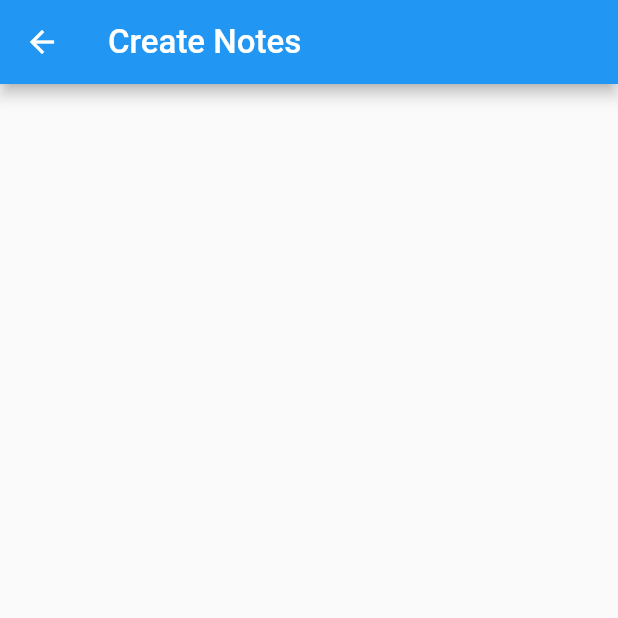
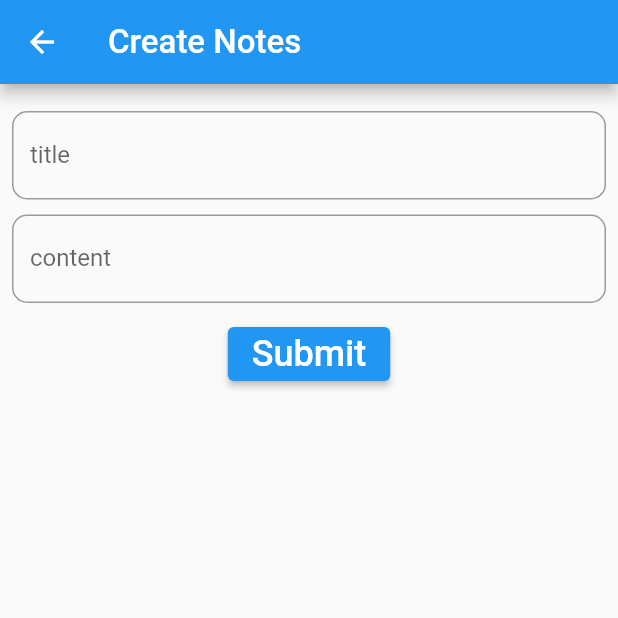
Before and after one commit to kuberanb/Firebase_Notes_App, a Flutter app: the screen it shows after launch, after a tap on the "add" icon, on a phone screen of 412 x 824 dp, the top half of it. Run offline on Flutter 3.47's test engine with Material 2 defaults, Android fonts, the phone set to English and light mode, and no system bars; our stand-ins replace cloud_firestore, firebase_core; accounts and stored records are empty.

Commit message:
firebase Notes App Completed

```diff
--- a/lib/Screens/create_notes.dart
+++ b/lib/Screens/create_notes.dart
@@ -1,12 +1,18 @@
+import 'package:cloud_firestore/cloud_firestore.dart';
+import 'package:firebase_todo/models/Item_model.dart';
 import 'package:flutter/material.dart';
-import 'package:flutter/src/widgets/container.dart';
-import 'package:flutter/src/widgets/framework.dart';
+
+const collectionName = 'basket_items';
+
 
 class CreateNotes extends StatelessWidget {
   const CreateNotes({super.key});
 
   @override
   Widget build(BuildContext context) {
+    final titleController = TextEditingController();
+    final contentController = TextEditingController();
+    final _formKey = new GlobalKey<FormState>();
     return Scaffold(
       appBar: AppBar(
         automaticallyImplyLeading: false,
@@ -21,13 +27,88 @@ class CreateNotes extends StatelessWidget {
           style: TextStyle(color: Colors.white, fontSize: 22),
         ),
       ),
-      body: Container(
-        width: double.infinity,
-        height: double.infinity,
-        child: Column(
-          children: [],
+      body: Padding(
+        padding: const EdgeInsets.all(8.0),
+        child: SizedBox(
+          width: double.infinity,
+          height: double.infinity,
+          child: Form(
+            key: _formKey,
+            child: Column(
+              children: [
+                const SizedBox(
+                  height: 10,
+                ),
+                TextFormField(
+                  validator: ((value) {
+                    if (value == null) {
+                      return null;
+                    } else if (value.isEmpty) {
+                      return "Enter Title";
+                    }
+                  }),
+                  controller: titleController,
+                  decoration: InputDecoration(
+                    labelText: 'title',
+                    border: OutlineInputBorder(
+                      borderRadius: BorderRadius.circular(10.0),
+                    ),
+                  ),
+                ),
+                const SizedBox(
+                  height: 10,
+                ),
+                TextFormField(
+                  validator: ((value) {
+                    if (value == null) {
+                      return null;
+                    } else if (value.isEmpty) {
+                      return "Enter Content";
+                    }
+                  }),
+                  //  expands: true,
+                  minLines: 1,
+                  maxLines: 200,
+                  controller: contentController,
+                  decoration: InputDecoration(
+                    labelText: 'content',
+                    border: OutlineInputBorder(
+                      borderRadius: BorderRadius.circular(10.0),
+                    ),
+                  ),
+                ),
+                const SizedBox(
+                  height: 10,
+                ),
+                ElevatedButton(
+                  onPressed: () {
+                    if (_formKey.currentState!.validate()) {
+                      _formKey.currentState!.save();
+                      addItem(titleController.text, contentController.text);
+                      Navigator.of(context).pop();
+
+                    }
+                  },
+                  child: const Text(
+                    'Submit',
+                    style: TextStyle(fontSize: 24),
+                  ),
+                ),
+              ],
+            ),
+
+          ),
         ),
       ),
     );
+
+
   }
+ addItem(String title, String content){
+
+  var item = Item(id: '', title:title, content: content);
+
+    FirebaseFirestore.instance.collection(collectionName).add(item.toJson());
+  }
+
 }
--- a/lib/Screens/notes_List.dart
+++ b/lib/Screens/notes_List.dart
@@ -1,8 +1,33 @@
+import 'package:cloud_firestore/cloud_firestore.dart';
 import 'package:firebase_todo/Screens/create_notes.dart';
+import 'package:firebase_todo/Screens/search_notes.dart';
+import 'package:firebase_todo/Screens/view_notes.dart';
+import 'package:firebase_todo/models/Item_model.dart';
 import 'package:flutter/material.dart';
 
-class NotesList extends StatelessWidget {
+const collectionName = 'basket_items';
+
+List<Item> basketItems = [];
+
+class NotesList extends StatefulWidget {
   const NotesList({super.key});
+
+  @override
+  State<NotesList> createState() => _NotesListState();
+}
+
+class _NotesListState extends State<NotesList> {
+  @override
+  void initState() {
+    fetchRecords();
+    FirebaseFirestore.instance
+        .collection(collectionName)
+        .snapshots()
+        .listen((records) {
+      mapRecords(records);
+    });
+    super.initState();
+  }
 
   @override
   Widget build(BuildContext context) {
@@ -13,13 +38,25 @@ class NotesList extends StatelessWidget {
         actions: [
           IconButton(
             onPressed: () {
+              Navigator.of(context).push(MaterialPageRoute(builder: ((context) => SearchNotes(datas: basketItems)),),);
+            },
+            icon: const Icon(
+              Icons.search,
+              size: 25,
+            ),
+          ),
+          IconButton(
+              onPressed: () {
                 Navigator.of(context).push(
                   MaterialPageRoute(
                     builder: ((context) => const CreateNotes()),
                   ),
                 );
               },
-              icon: const Icon(Icons.add)),
+              icon: const Icon(
+                Icons.add,
+                size: 25,
+              )),
         ],
         title: const Text(
           'Notes App',
@@ -31,17 +68,36 @@ class NotesList extends StatelessWidget {
         width: double.infinity,
         child: ListView.separated(
             itemBuilder: ((context, index) {
-              return ListTile(
+              return GestureDetector(
+                onTap: (() {
+                  Navigator.of(context).push(
+                    MaterialPageRoute(
+                      builder: ((context) => ViewNotes(
+                          title: basketItems[index].title,
+                          content: basketItems[index].content)),
+                    ),
+                  );
+                }),
+                child: ListTile(
                   title: Text(
-                  'Title 1',
+                    basketItems[index].title,
+                    style: const TextStyle(fontSize: 18),
                   ),
-                subtitle: Text('1'),
+                  subtitle: Text(
+                    basketItems[index].content,
+                    maxLines: 2,
+                    overflow: TextOverflow.ellipsis,
+                    style: const TextStyle(fontSize: 15),
+                  ),
                   trailing: IconButton(
-                  onPressed: () {},
+                    onPressed: () {
+                      deleteRecords(basketItems[index].id);
+                    },
                     icon: const Icon(
                       Icons.delete,
                       color: Colors.red,
                       size: 22,
+                    ),
                   ),
                 ),
               );
@@ -51,8 +107,34 @@ class NotesList extends StatelessWidget {
                 height: 12,
               );
             }),
-            itemCount: 20),
+            itemCount: basketItems.length),
       ),
     );
   }
+
+  fetchRecords() async {
+    var records =
+        await FirebaseFirestore.instance.collection(collectionName).get();
+    mapRecords(records);
   }
+
+  mapRecords(QuerySnapshot<Map<String, dynamic>> records) async {
+    var _list = records.docs
+        .map(
+          (item) => Item(
+            id: item.id,
+            title: item['title'],
+            content: item['content'],
+          ),
+        )
+        .toList();
+
+    setState(() {
+      basketItems = _list;
+    });
+  }
+
+  deleteRecords(String id) {
+    FirebaseFirestore.instance.collection(collectionName).doc(id).delete();
+  }
+}
--- a/lib/Screens/view_notes.dart
+++ b/lib/Screens/view_notes.dart
@@ -1,12 +1,39 @@
-
+import 'package:flutter/material.dart';
 import 'package:flutter/src/widgets/container.dart';
 import 'package:flutter/src/widgets/framework.dart';
 
 class ViewNotes extends StatelessWidget {
-  const ViewNotes({super.key});
+  String title;
+  String content;
+  ViewNotes({super.key, required this.title, required this.content});
 
   @override
   Widget build(BuildContext context) {
-    return Container();
+    return Scaffold(
+      appBar: AppBar(
+        centerTitle: true,
+        title: Text(
+          title,
+          style: const TextStyle(fontSize: 22, color: Colors.white),
+        ),
+      ),
+      body: Padding(
+        padding: const EdgeInsets.symmetric(horizontal: 10),
+        child: ListView(
+          children: [
+            const SizedBox(
+              height: 12,
+            ),
+            Text(
+              content,
+              style: const TextStyle(color: Colors.black, fontSize: 16),
+            ),
+            const SizedBox(
+              height: 12,
+            ),
+          ],
+        ),
+      ),
+    );
   }
 }
--- /dev/null
+++ b/lib/models/Item_model.dart
@@ -0,0 +1,34 @@
+
+// To parse this JSON data, do
+//
+//     final item = itemFromJson(jsonString);
+
+import 'dart:convert';
+
+Item itemFromJson(String str) => Item.fromJson(json.decode(str));
+
+String itemToJson(Item data) => json.encode(data.toJson());
+
+class Item {
+    Item({
+       required this.id,
+       required this.title,
+       required this.content,
+    });
+
+    String id;
+    String title;
+    String content;
+
+    factory Item.fromJson(Map<String, dynamic> json) => Item(
+        id: json["id"],
+        title: json["title"],
+        content: json["content"],
+    );
+
+    Map<String, dynamic> toJson() => {
+        "id": id,
+        "title": title,
+        "content": content,
+    };
+}
```
Also changed, not shown: lib/Screens/search_notes.dart (added, +143 -0 lines), pubspec.yaml (+2 -6 lines), pubspec.lock, 1 other file. Lines whose indentation alone changed are shown as unchanged.
